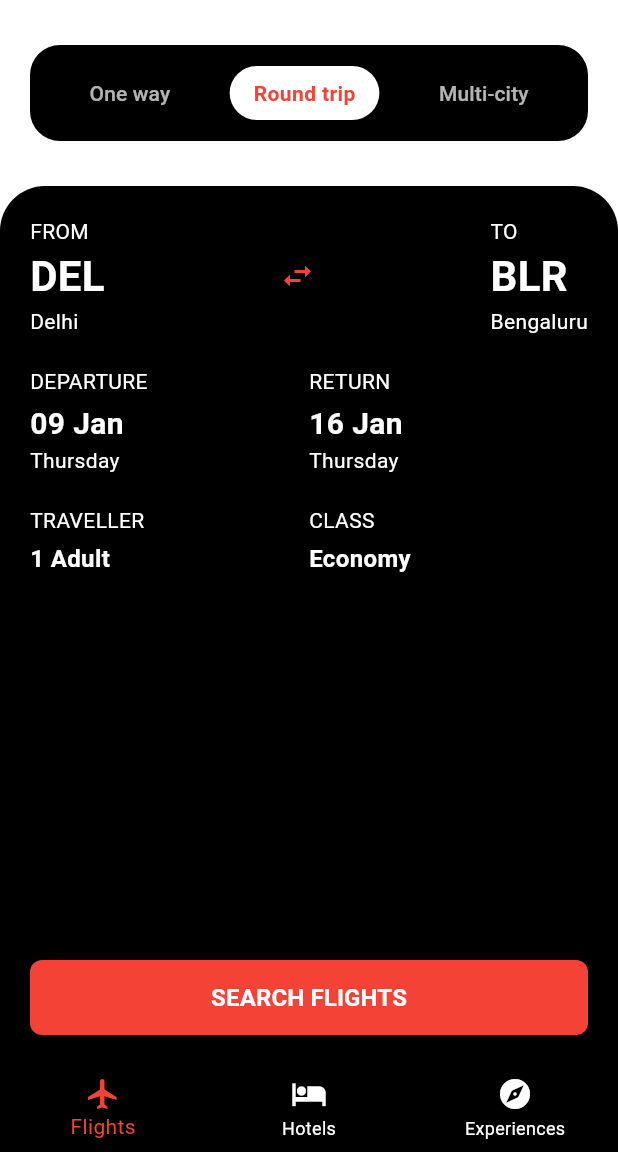
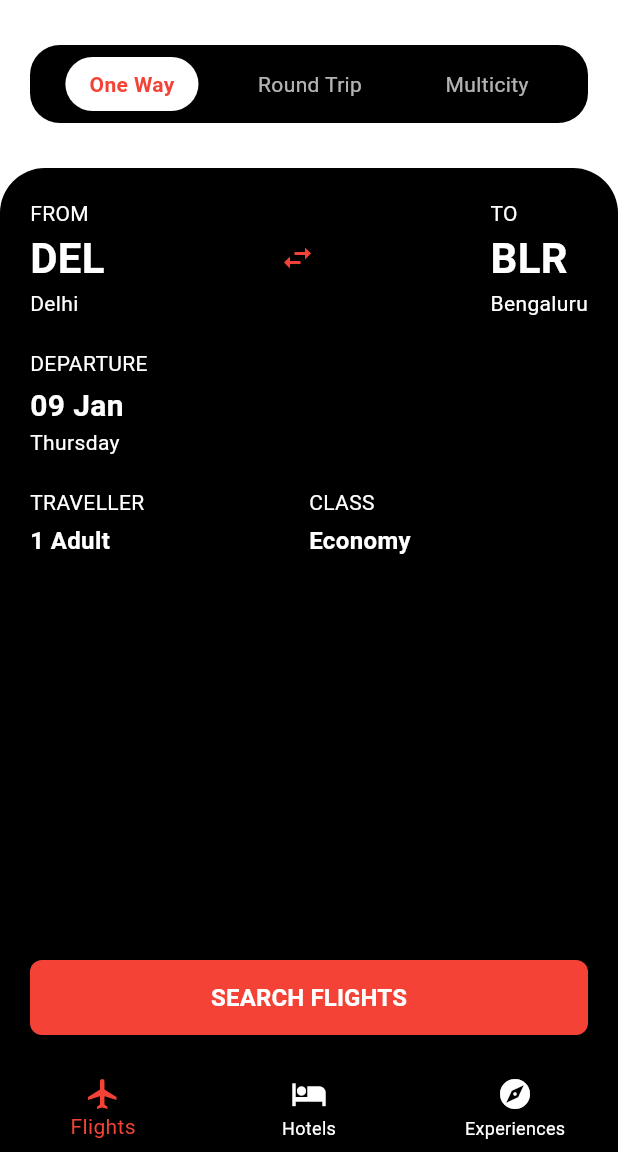
Before and after one commit to sanjaii1/fairyaatra, a Flutter app: the FlightSearchPage screen opened directly, on a phone screen of 412 x 824 dp, the part 84-1236 px from its top. Run offline on Flutter 3.47's test engine with Material 3 defaults, Android fonts, the phone set to English and light mode, and no system bars.

Commit message:
toggle added in home screen

```diff
--- a/lib/src/feature/home/widget/flightSearchWidget.dart
+++ b/lib/src/feature/home/widget/flightSearchWidget.dart
@@ -1,11 +1,17 @@
 import 'package:fairyaatra/src/feature/home/widget/dateWidget.dart';
 import 'package:fairyaatra/src/feature/home/widget/detailWidget.dart';
 import 'package:fairyaatra/src/feature/home/widget/locationWidget.dart';
-import 'package:fairyaatra/src/feature/search/views/search.dart';
 import 'package:flutter/material.dart';
 
-class Flightsearchwidget extends StatelessWidget {
+class Flightsearchwidget extends StatefulWidget {
   const Flightsearchwidget({Key? key}) : super(key: key);
+
+  @override
+  State<Flightsearchwidget> createState() => _FlightsearchwidgetState();
+}
+
+class _FlightsearchwidgetState extends State<Flightsearchwidget> {
+  int _selectedTripType = 0; // 0 = One Way, 1 = Round Trip, 2 = Multicity
 
   @override
   Widget build(BuildContext context) {
@@ -14,7 +20,7 @@ class Flightsearchwidget extends StatelessWidget {
       child: Column(
         children: [
           const SizedBox(height: 30),
-
+          // Trip Type Toggle
           Container(
             margin: const EdgeInsets.symmetric(horizontal: 20),
             padding: const EdgeInsets.symmetric(vertical: 8),
@@ -25,38 +31,14 @@ class Flightsearchwidget extends StatelessWidget {
             child: Row(
               mainAxisAlignment: MainAxisAlignment.spaceEvenly,
               children: [
-                TextButton(
-                  onPressed: () {},
-                  child: const Text(
-                    "One way",
-                    style: TextStyle(color: Colors.white70),
-                  ),
-                ),
-                Container(
-                  padding:
-                      const EdgeInsets.symmetric(horizontal: 16, vertical: 8),
-                  decoration: BoxDecoration(
-                    color: Colors.white,
-                    borderRadius: BorderRadius.circular(20),
-                  ),
-                  child: const Text(
-                    "Round trip",
-                    style: TextStyle(
-                        color: Colors.red, fontWeight: FontWeight.bold),
-                  ),
-                ),
-                TextButton(
-                  onPressed: () {},
-                  child: const Text(
-                    "Multi-city",
-                    style: TextStyle(color: Colors.white70),
-                  ),
-                ),
+                _buildTripTypeButton("One Way", 0),
+                _buildTripTypeButton("Round Trip", 1),
+                _buildTripTypeButton("Multicity", 2),
               ],
             ),
           ),
           const SizedBox(height: 30),
-          // From and To Locations
+          // Main Content
           Expanded(
             child: Container(
               decoration: const BoxDecoration(
@@ -70,6 +52,7 @@ class Flightsearchwidget extends StatelessWidget {
                 padding: const EdgeInsets.all(20),
                 child: Column(
                   children: [
+                    // FROM and TO Locations
                     Row(
                       mainAxisAlignment: MainAxisAlignment.spaceBetween,
                       children: const [
@@ -88,15 +71,18 @@ class Flightsearchwidget extends StatelessWidget {
                     ),
                     const SizedBox(height: 20),
                     // Departure and Return Dates
+                    if (_selectedTripType == 0 || _selectedTripType == 1) ...[
                       Row(
                         mainAxisAlignment: MainAxisAlignment.spaceBetween,
-                      children: const [
-                        DateWidget(
+                        children: [
+                          const DateWidget(
                             label: "DEPARTURE",
                             date: "09 Jan",
                             day: "Thursday",
                           ),
-                        DateWidget(
+                          if (_selectedTripType ==
+                              1) // Show RETURN for Round Trip
+                            const DateWidget(
                               label: "RETURN",
                               date: "16 Jan",
                               day: "Thursday",
@@ -104,7 +90,8 @@ class Flightsearchwidget extends StatelessWidget {
                         ],
                       ),
                       const SizedBox(height: 20),
-                    // Traveller and Class
+                    ],
+                    // Traveller and Class Details
                     Row(
                       mainAxisAlignment: MainAxisAlignment.spaceBetween,
                       children: const [
@@ -113,59 +100,10 @@ class Flightsearchwidget extends StatelessWidget {
                       ],
                     ),
                     const Spacer(),
-                    // Hotel Deals and Search Button
-                    Row(
-                      mainAxisAlignment: MainAxisAlignment.spaceBetween,
-                      children: [
-                        Column(
-                          crossAxisAlignment: CrossAxisAlignment.start,
-                          children: const [
-                            Text(
-                              "Direct Hotel Deals",
-                              style: TextStyle(
-                                color: Colors.black54,
-                                fontSize: 14,
-                              ),
-                            ),
-                          ],
-                        ),
-                        // ElevatedButton(
-                        //   onPressed: () {},
-                        //   style: ElevatedButton.styleFrom(
-                        //     backgroundColor: Colors.green,
-                        //   ),
-                        //   child: const Text("BOOK"),
-                        // ),
-                      ],
-                    ),
-                    const SizedBox(height: 20),
+                    // Search Button
                     ElevatedButton(
                       onPressed: () {
-                        Navigator.push(
-                          context,
-                          PageRouteBuilder(
-                            pageBuilder:
-                                (context, animation, secondaryAnimation) =>
-                                    const FlightSearchResultsPage(),
-                            transitionsBuilder: (context, animation,
-                                secondaryAnimation, child) {
-                              const begin =
-                                  Offset(1.0, 0.0); // Start from the right
-                              const end =
-                                  Offset.zero; // End at the current position
-                              const curve = Curves.easeInOut;
-
-                              var tween = Tween(begin: begin, end: end)
-                                  .chain(CurveTween(curve: curve));
-                              var offsetAnimation = animation.drive(tween);
-
-                              return SlideTransition(
-                                position: offsetAnimation,
-                                child: child,
-                              );
-                            },
-                          ),
-                        );
+                        // Handle Search Button Logic
                       },
                       style: ElevatedButton.styleFrom(
                         backgroundColor: Colors.red,
@@ -192,4 +130,29 @@ class Flightsearchwidget extends StatelessWidget {
       ),
     );
   }
+
+  Widget _buildTripTypeButton(String label, int index) {
+    final isSelected = _selectedTripType == index;
+    return GestureDetector(
+      onTap: () {
+        setState(() {
+          _selectedTripType = index;
+        });
+      },
+      child: Container(
+        padding: const EdgeInsets.symmetric(horizontal: 16, vertical: 8),
+        decoration: BoxDecoration(
+          color: isSelected ? Colors.white : Colors.black,
+          borderRadius: BorderRadius.circular(20),
+        ),
+        child: Text(
+          label,
+          style: TextStyle(
+            color: isSelected ? Colors.red : Colors.white70,
+            fontWeight: isSelected ? FontWeight.bold : FontWeight.normal,
+          ),
+        ),
+      ),
+    );
   }
+}
```
Lines whose indentation alone changed are shown as unchanged.
